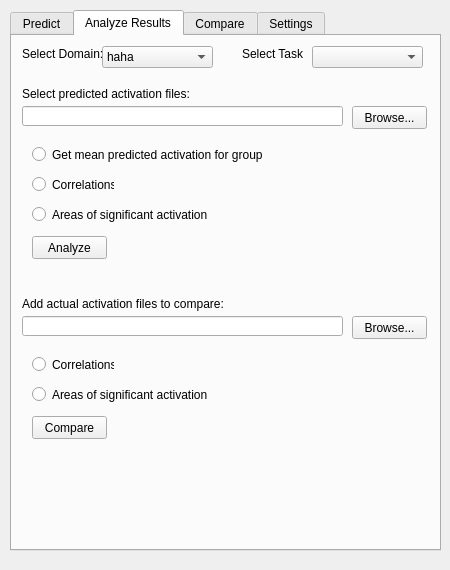
udiNaveh/PITECA, file UI/main-window.ui: the form before one commit.
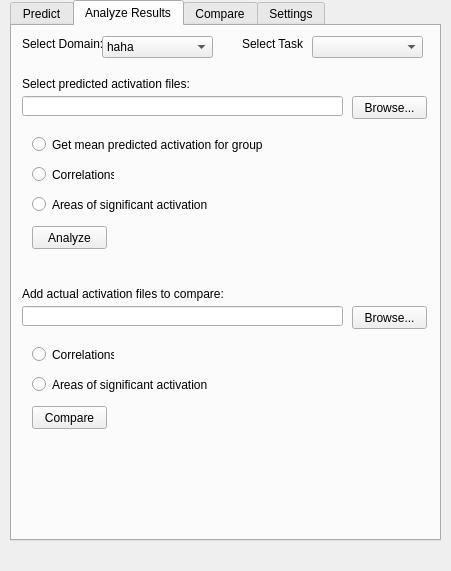
The form after the commit. Icons and pictures are not drawn.

What changed in the file:
```diff
--- a/UI/main-window.ui
+++ b/UI/main-window.ui
@@ -6,8 +6,8 @@
    <rect>
     <x>0</x>
     <y>0</y>
-    <width>450</width>
-    <height>570</height>
+    <width>451</width>
+    <height>571</height>
    </rect>
   </property>
   <property name="contextMenuPolicy">
@@ -24,7 +24,7 @@
    <property name="geometry">
     <rect>
      <x>10</x>
-     <y>10</y>
+     <y>0</y>
      <width>431</width>
      <height>541</height>
     </rect>
```
